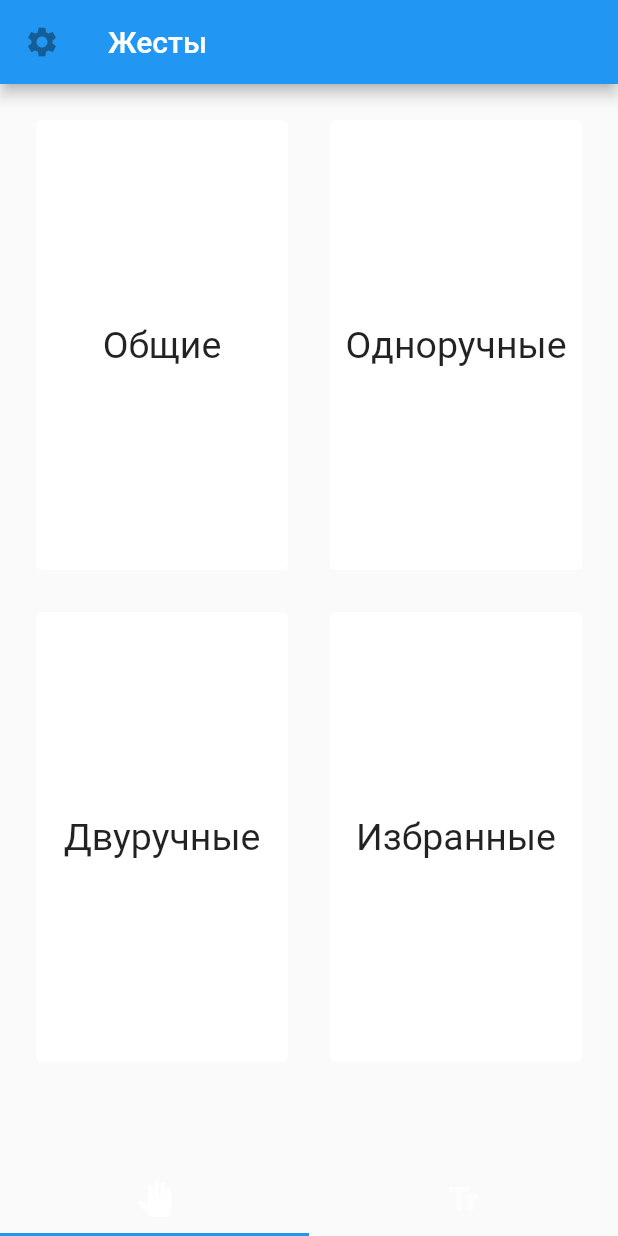
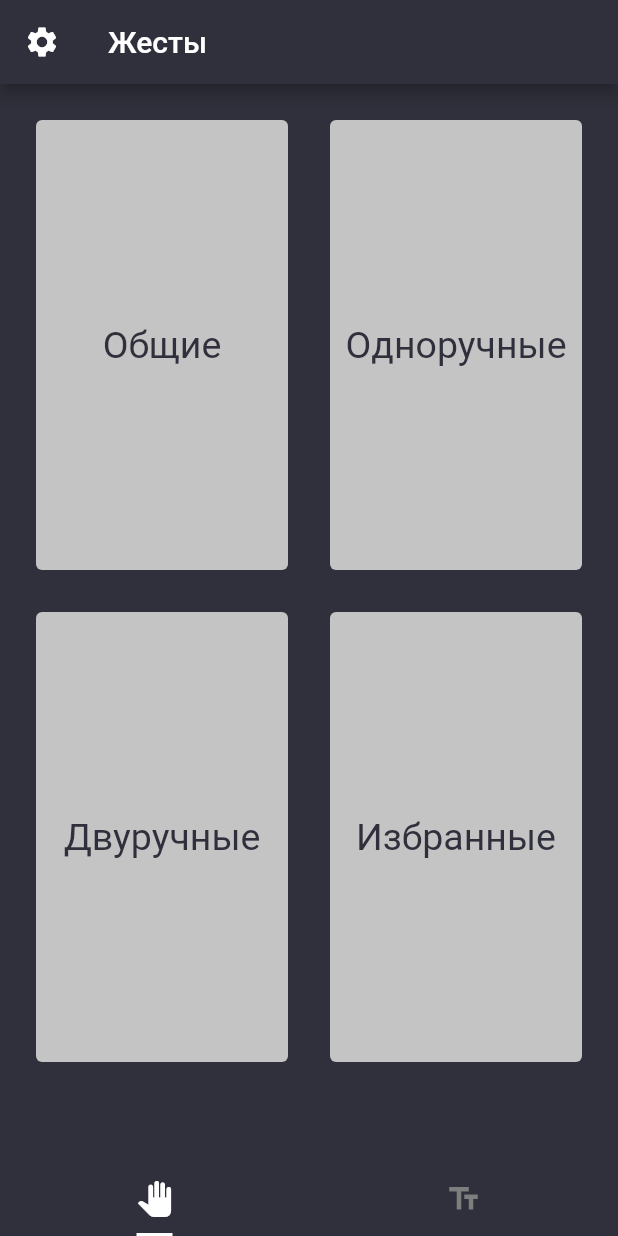
Before and after one commit to kolaqsq/RobotArm, a Flutter app: the screen it shows after launch, on a phone screen of 412 x 824 dp. Run offline on Flutter 3.47's test engine with Material 2 defaults, Android fonts, the phone set to English and light mode, and no system bars.

Commit message:
Kick started project

```diff
--- a/lib/gestures.dart
+++ b/lib/gestures.dart
@@ -1,5 +1,4 @@
 import 'package:flutter/material.dart';
-
 import 'main.dart';
 
 class GesturesMain extends StatelessWidget {
@@ -15,7 +14,7 @@ class GesturesMain extends StatelessWidget {
           leading: IconButton(
               icon: Icon(
                 Icons.settings,
-//                color: TextColor,
+                color: TextColor,
               ),
               onPressed: null),
         ),
@@ -50,10 +49,10 @@ class GesturesMainCard extends StatelessWidget {
   Widget build(BuildContext context) {
     // TODO: implement build
     return new Card(
-//      color: SecondaryColor,
+      color: SecondaryColor,
       elevation: 0.0,
       child: new InkWell(
-//        splashColor: AccentColor,
+        splashColor: AccentColor,
         onTap: () {
           Navigator.push(
               context,
@@ -66,9 +65,9 @@ class GesturesMainCard extends StatelessWidget {
             new Expanded(
                 child: Center(
                     child: new Text(
-              _cardName,
-              style: TextStyle(fontSize: 25),
-            ))),
+                      _cardName,
+                      style: TextStyle(color: PrimaryColor, fontSize: 25),
+                    ))),
           ],
         ),
       ),
@@ -92,7 +91,7 @@ class GesturesCategory extends StatelessWidget {
         leading: IconButton(
           icon: Icon(
             Icons.arrow_back,
-//            color: TextColor,
+            color: TextColor,
           ),
           onPressed: () {
             Navigator.pop(context);
@@ -123,10 +122,10 @@ class GesturesCategoryCard extends StatelessWidget {
   Widget build(BuildContext context) {
     // TODO: implement build
     return new Card(
-//      color: SecondaryColor,
+      color: SecondaryColor,
       elevation: 0.0,
       child: new InkWell(
-//        splashColor: AccentColor,
+        splashColor: AccentColor,
         onTap: () {
           Scaffold.of(context).showSnackBar(new SnackBar(
             content: Text('Показывается жест $_index'),
@@ -137,9 +136,9 @@ class GesturesCategoryCard extends StatelessWidget {
             new Expanded(
                 child: Center(
                     child: new Text(
-              '$_cardName $_index',
-              style: TextStyle(fontSize: 20),
-            ))),
+                      '$_cardName $_index',
+                      style: TextStyle(color: PrimaryColor, fontSize: 20),
+                    ))),
           ],
         ),
       ),
--- a/lib/letters.dart
+++ b/lib/letters.dart
@@ -11,7 +11,9 @@ class LettersMain extends StatelessWidget {
     return new Scaffold(
       appBar: new AppBar(
         title: new Text('Буквы'),
+        backgroundColor: PrimaryColor,
       ),
+      backgroundColor: PrimaryColor,
     );
   }
 }
--- a/lib/main.dart
+++ b/lib/main.dart
@@ -1,24 +1,87 @@
 import 'package:flutter/material.dart';
+import 'gestures.dart';
+import 'letters.dart';
 
-import 'navigation.dart';
-import 'themes.dart';
+class BottomTabBar extends StatefulWidget {
+  const BottomTabBar({Key key}) : super(key: key);
 
-class RoAr extends StatelessWidget {
+  @override
+  State<StatefulWidget> createState() => _BottomTabBarState();
+}
+
+class _BottomTabBarState extends State<BottomTabBar>
+    with SingleTickerProviderStateMixin {
+  TabController _tabController;
+
+  static final _kTabPages = <Widget>[
+    new GesturesMain(),
+    new LettersMain(),
+  ];
+  static const _kTabs = <Tab>[
+    Tab(
+      icon: Icon(
+        Icons.pan_tool,
+      ),
+    ),
+    Tab(
+      icon: Icon(
+        Icons.text_fields,
+      ),
+    ),
+  ];
+
+  @override
+  void initState() {
+    super.initState();
+    _tabController = TabController(
+      length: _kTabPages.length,
+      vsync: this,
+    );
+  }
+
+  @override
+  void dispose() {
+    _tabController.dispose();
+    super.dispose();
+  }
+
   @override
   Widget build(BuildContext context) {
-    // TODO: implement build
-    return MaterialApp(
-      debugShowCheckedModeBanner: false,
-      home: new NavigationScreen(),
-      theme: ThemeData.light(),
-      darkTheme: themeDarkMain,
+    return Scaffold(
+      appBar: null,
+      body: TabBarView(
+        children: _kTabPages,
+        controller: _tabController,
+      ),
+      bottomNavigationBar: Material(
+        color: PrimaryColor,
+        child: TabBar(
+          tabs: _kTabs,
+          controller: _tabController,
+        ),
+      ),
     );
   }
 }
 
 const PrimaryColor = Color(0xFF2F303B);
-const AccentColor = Color(0xFFC4C4C4);
+const SecondaryColor = Color(0xFFC4C4C4);
 const TextColor = Color(0xFFFFFFFF);
-const SecondaryColor = Color(0xFF7E7E7E);
+const AccentColor = Color(0xFF7E7E7E);
 
-void main() => runApp(RoAr());
+void main() => runApp(new MaterialApp(
+      debugShowCheckedModeBanner: false,
+      home: new BottomTabBar(),
+      theme: new ThemeData(
+        accentColor: TextColor,
+        backgroundColor: PrimaryColor,
+        appBarTheme: new AppBarTheme(color: PrimaryColor),
+        scaffoldBackgroundColor: PrimaryColor,
+        applyElevationOverlayColor: false,
+        tabBarTheme: new TabBarTheme(
+          labelColor: TextColor,
+          unselectedLabelColor: AccentColor,
+          indicatorSize: TabBarIndicatorSize.label,
+        ),
+      ),
+    ));
--- a/lib/navigation.dart
+++ /dev/null
@@ -1,63 +0,0 @@
-import 'package:flutter/material.dart';
-
-import 'gestures.dart';
-import 'letters.dart';
-import 'main.dart';
-
-class NavigationScreen extends StatefulWidget {
-  const NavigationScreen({Key key}) : super(key: key);
-
-  @override
-  State<StatefulWidget> createState() => _NavigationScreenState();
-}
-
-class _NavigationScreenState extends State<NavigationScreen>
-    with SingleTickerProviderStateMixin {
-  TabController _tabController;
-
-  @override
-  void initState() {
-    super.initState();
-    _tabController = TabController(
-      length: 2,
-      vsync: this,
-    );
-  }
-
-  @override
-  void dispose() {
-    _tabController.dispose();
-    super.dispose();
-  }
-
-  @override
-  Widget build(BuildContext context) {
-    return Scaffold(
-      appBar: null,
-      body: TabBarView(
-        children: <Widget>[
-          new GesturesMain(),
-          new LettersMain(),
-        ],
-        controller: _tabController,
-      ),
-      bottomNavigationBar: Material(
-        child: TabBar(
-          tabs: <Tab>[
-            Tab(
-              icon: Icon(
-                Icons.pan_tool,
-              ),
-            ),
-            Tab(
-              icon: Icon(
-                Icons.text_fields,
-              ),
-            ),
-          ],
-          controller: _tabController,
-        ),
-      ),
-    );
-  }
-}
--- a/lib/themes.dart
+++ /dev/null
@@ -1,61 +0,0 @@
-import 'package:flutter/material.dart';
-import 'main.dart';
-
-var themeDarkMain = ThemeData(
-    brightness: Brightness.dark,
-    primaryColor: PrimaryColor,
-    primaryColorBrightness: Brightness.dark,
-    primaryColorLight: SecondaryColor,
-    accentColor: AccentColor,
-    accentColorBrightness: Brightness.light,
-    scaffoldBackgroundColor: PrimaryColor,
-    bottomAppBarColor: PrimaryColor,
-    cardColor: AccentColor,
-    dividerColor: AccentColor,
-    focusColor: AccentColor,
-    highlightColor: SecondaryColor,
-    splashColor: AccentColor,
-    buttonColor: AccentColor,
-    secondaryHeaderColor: null,
-    textSelectionColor: null,
-    cursorColor: null,
-    textSelectionHandleColor: null,
-    backgroundColor: null,
-    dialogBackgroundColor: null,
-    indicatorColor: null,
-    hintColor: null,
-    errorColor: null,
-    toggleableActiveColor: null,
-    fontFamily: null,
-    textTheme: null,
-    primaryTextTheme: null,
-    accentTextTheme: null,
-    inputDecorationTheme: null,
-    iconTheme: null,
-    primaryIconTheme: null,
-    accentIconTheme: null,
-    sliderTheme: null,
-    tabBarTheme: null,
-    tooltipTheme: null,
-    cardTheme: null,
-    chipTheme: null,
-    platform: null,
-    materialTapTargetSize: null,
-    applyElevationOverlayColor: null,
-    pageTransitionsTheme: null,
-    appBarTheme: null,
-    bottomAppBarTheme: null,
-    colorScheme: null,
-    dialogTheme: null,
-    floatingActionButtonTheme: null,
-    typography: null,
-    cupertinoOverrideTheme: null,
-    snackBarTheme: null,
-    bottomSheetTheme: null,
-    popupMenuTheme: null,
-    bannerTheme: null,
-    dividerTheme: null,
-    buttonBarTheme: null,
-);
-
-var themeLightMain = ThemeData();
```
Also changed, not shown: 2 other files.
